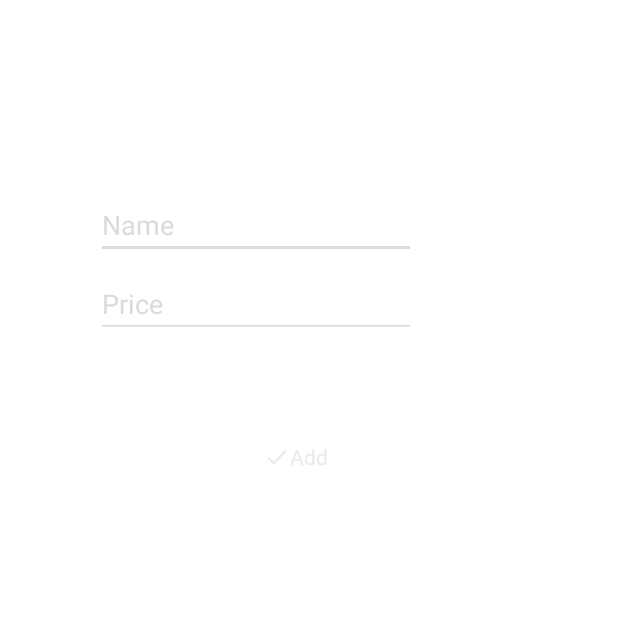
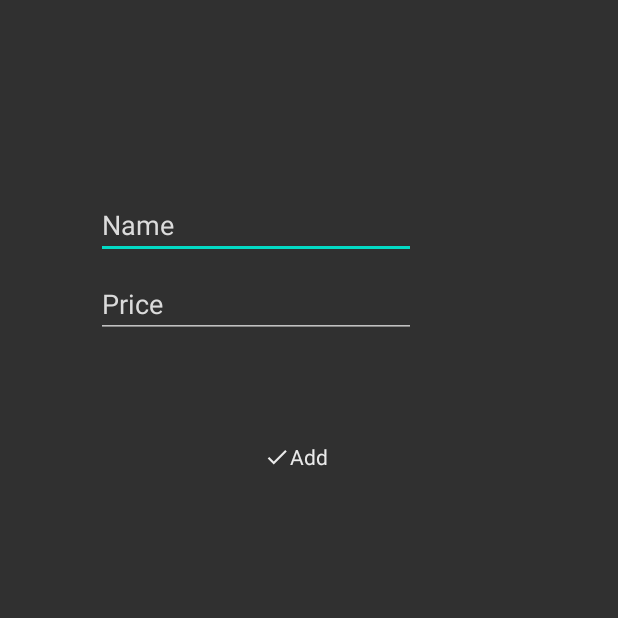
Before and after one commit to BornToNight/LoftMoney, an Android app: the AddItemActivity screen opened directly, with no data from a screen before it, on a phone screen of 412 x 824 dp, the top half of it. Run offline under Robolectric (Android 15) with nearby library versions, the phone set to English and light mode, and no system bars; our stand-ins replace RxJava; network calls fail.

Commit message:
Доработка интерфейса добавления item

```diff
--- a/app/src/main/res/layout/activity_add_item.xml
+++ b/app/src/main/res/layout/activity_add_item.xml
@@ -2,7 +2,6 @@
 <androidx.constraintlayout.widget.ConstraintLayout xmlns:android="http://schemas.android.com/apk/res/android"
     xmlns:app="http://schemas.android.com/apk/res-auto"
     xmlns:tools="http://schemas.android.com/tools"
-    android:background="@color/colorWhite"
     android:layout_width="match_parent"
     android:layout_height="match_parent">
 
@@ -10,12 +9,11 @@
         android:id="@+id/name"
         android:layout_width="wrap_content"
         android:layout_height="wrap_content"
+        android:layout_marginEnd="104dp"
         android:layout_marginStart="33dp"
         android:layout_marginTop="127dp"
-        android:layout_marginEnd="104dp"
         android:ems="10"
         android:hint="@string/name"
-        android:backgroundTint="#dbdbdb"
         android:inputType="textPersonName"
         android:textColor="#3574fa"
         android:textColorHint="#dbdbdb"
@@ -30,7 +28,6 @@
         android:layout_marginEnd="104dp"
         android:layout_marginStart="33dp"
         android:layout_marginTop="7dp"
-        android:backgroundTint="#dbdbdb"
         android:ems="10"
         android:hint="@string/price"
         android:digits="0123456789."
@@ -44,10 +41,10 @@
         android:id="@+id/check"
         android:layout_width="wrap_content"
         android:layout_height="36dp"
+        android:tint="@color/colorWhiteThree"
         app:layout_constraintEnd_toStartOf="@+id/add"
         app:layout_constraintTop_toTopOf="@+id/add"
-        app:srcCompat="@drawable/ic_baseline_check_24"
-        app:tint="@color/colorWhiteThree" />
+        app:srcCompat="@drawable/ic_baseline_check_24" />
 
     <TextView
         android:id="@+id/add"
@@ -60,6 +57,7 @@
         android:gravity="center_vertical"
         android:onClick="addItem"
         android:text="@string/add"
+        android:textAlignment="center"
         android:textColor="@color/colorWhiteThree"
         app:drawableTint="#e3e3e3"
         app:layout_constraintEnd_toEndOf="parent"
```
